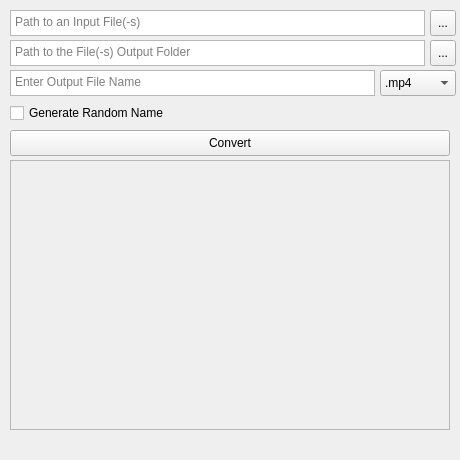
Before: the Qt Designer form project/mainwindow.ui in anthes1s/tengu, drawn with Qt 5.
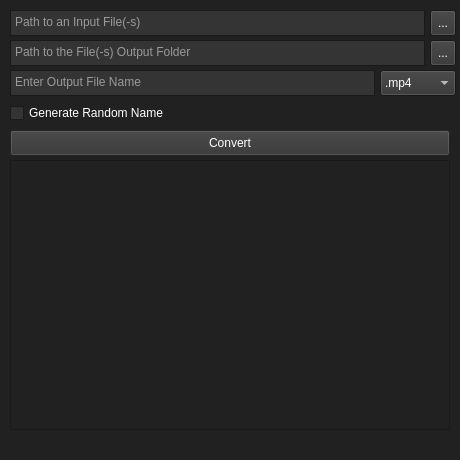
After: the same form once the commit is applied. Icons and pictures are not drawn.

Patch:
```diff
--- a/project/mainwindow.ui
+++ b/project/mainwindow.ui
@@ -28,6 +28,448 @@
     <height>460</height>
    </size>
   </property>
+  <property name="palette">
+   <palette>
+    <active>
+     <colorrole role="WindowText">
+      <brush brushstyle="SolidPattern">
+       <color alpha="255">
+        <red>255</red>
+        <green>255</green>
+        <blue>255</blue>
+       </color>
+      </brush>
+     </colorrole>
+     <colorrole role="Button">
+      <brush brushstyle="SolidPattern">
+       <color alpha="255">
+        <red>52</red>
+        <green>52</green>
+        <blue>52</blue>
+       </color>
+      </brush>
+     </colorrole>
+     <colorrole role="Light">
+      <brush brushstyle="SolidPattern">
+       <color alpha="255">
+        <red>52</red>
+        <green>52</green>
+        <blue>52</blue>
+       </color>
+      </brush>
+     </colorrole>
+     <colorrole role="Midlight">
+      <brush brushstyle="SolidPattern">
+       <color alpha="255">
+        <red>41</red>
+        <green>41</green>
+        <blue>41</blue>
+       </color>
+      </brush>
+     </colorrole>
+     <colorrole role="Dark">
+      <brush brushstyle="SolidPattern">
+       <color alpha="255">
+        <red>16</red>
+        <green>16</green>
+        <blue>16</blue>
+       </color>
+      </brush>
+     </colorrole>
+     <colorrole role="Mid">
+      <brush brushstyle="SolidPattern">
+       <color alpha="255">
+        <red>117</red>
+        <green>117</green>
+        <blue>117</blue>
+       </color>
+      </brush>
+     </colorrole>
+     <colorrole role="Text">
+      <brush brushstyle="SolidPattern">
+       <color alpha="255">
+        <red>255</red>
+        <green>255</green>
+        <blue>255</blue>
+       </color>
+      </brush>
+     </colorrole>
+     <colorrole role="BrightText">
+      <brush brushstyle="SolidPattern">
+       <color alpha="255">
+        <red>255</red>
+        <green>255</green>
+        <blue>255</blue>
+       </color>
+      </brush>
+     </colorrole>
+     <colorrole role="ButtonText">
+      <brush brushstyle="SolidPattern">
+       <color alpha="255">
+        <red>255</red>
+        <green>255</green>
+        <blue>255</blue>
+       </color>
+      </brush>
+     </colorrole>
+     <colorrole role="Base">
+      <brush brushstyle="SolidPattern">
+       <color alpha="255">
+        <red>52</red>
+        <green>52</green>
+        <blue>52</blue>
+       </color>
+      </brush>
+     </colorrole>
+     <colorrole role="Window">
+      <brush brushstyle="SolidPattern">
+       <color alpha="255">
+        <red>33</red>
+        <green>33</green>
+        <blue>33</blue>
+       </color>
+      </brush>
+     </colorrole>
+     <colorrole role="Shadow">
+      <brush brushstyle="SolidPattern">
+       <color alpha="255">
+        <red>0</red>
+        <green>0</green>
+        <blue>0</blue>
+       </color>
+      </brush>
+     </colorrole>
+     <colorrole role="AlternateBase">
+      <brush brushstyle="SolidPattern">
+       <color alpha="255">
+        <red>33</red>
+        <green>33</green>
+        <blue>33</blue>
+       </color>
+      </brush>
+     </colorrole>
+     <colorrole role="ToolTipBase">
+      <brush brushstyle="SolidPattern">
+       <color alpha="255">
+        <red>255</red>
+        <green>255</green>
+        <blue>220</blue>
+       </color>
+      </brush>
+     </colorrole>
+     <colorrole role="ToolTipText">
+      <brush brushstyle="SolidPattern">
+       <color alpha="255">
+        <red>0</red>
+        <green>0</green>
+        <blue>0</blue>
+       </color>
+      </brush>
+     </colorrole>
+     <colorrole role="PlaceholderText">
+      <brush brushstyle="SolidPattern">
+       <color alpha="127">
+        <red>255</red>
+        <green>255</green>
+        <blue>255</blue>
+       </color>
+      </brush>
+     </colorrole>
+    </active>
+    <inactive>
+     <colorrole role="WindowText">
+      <brush brushstyle="SolidPattern">
+       <color alpha="255">
+        <red>255</red>
+        <green>255</green>
+        <blue>255</blue>
+       </color>
+      </brush>
+     </colorrole>
+     <colorrole role="Button">
+      <brush brushstyle="SolidPattern">
+       <color alpha="255">
+        <red>52</red>
+        <green>52</green>
+        <blue>52</blue>
+       </color>
+      </brush>
+     </colorrole>
+     <colorrole role="Light">
+      <brush brushstyle="SolidPattern">
+       <color alpha="255">
+        <red>52</red>
+        <green>52</green>
+        <blue>52</blue>
+       </color>
+      </brush>
+     </colorrole>
+     <colorrole role="Midlight">
+      <brush brushstyle="SolidPattern">
+       <color alpha="255">
+        <red>41</red>
+        <green>41</green>
+        <blue>41</blue>
+       </color>
+      </brush>
+     </colorrole>
+     <colorrole role="Dark">
+      <brush brushstyle="SolidPattern">
+       <color alpha="255">
+        <red>16</red>
+        <green>16</green>
+        <blue>16</blue>
+       </color>
+      </brush>
+     </colorrole>
+     <colorrole role="Mid">
+      <brush brushstyle="SolidPattern">
+       <color alpha="255">
+        <red>117</red>
+        <green>117</green>
+        <blue>117</blue>
+       </color>
+      </brush>
+     </colorrole>
+     <colorrole role="Text">
+      <brush brushstyle="SolidPattern">
+       <color alpha="255">
+        <red>255</red>
+        <green>255</green>
+        <blue>255</blue>
+       </color>
+      </brush>
+     </colorrole>
+     <colorrole role="BrightText">
+      <brush brushstyle="SolidPattern">
+       <color alpha="255">
+        <red>255</red>
+        <green>255</green>
+        <blue>255</blue>
+       </color>
+      </brush>
+     </colorrole>
+     <colorrole role="ButtonText">
+      <brush brushstyle="SolidPattern">
+       <color alpha="255">
+        <red>255</red>
+        <green>255</green>
+        <blue>255</blue>
+       </color>
+      </brush>
+     </colorrole>
+     <colorrole role="Base">
+      <brush brushstyle="SolidPattern">
+       <color alpha="255">
+        <red>52</red>
+        <green>52</green>
+        <blue>52</blue>
+       </color>
+      </brush>
+     </colorrole>
+     <colorrole role="Window">
+      <brush brushstyle="SolidPattern">
+       <color alpha="255">
+        <red>33</red>
+        <green>33</green>
+        <blue>33</blue>
+       </color>
+      </brush>
+     </colorrole>
+     <colorrole role="Shadow">
+      <brush brushstyle="SolidPattern">
+       <color alpha="255">
+        <red>0</red>
+        <green>0</green>
+        <blue>0</blue>
+       </color>
+      </brush>
+     </colorrole>
+     <colorrole role="AlternateBase">
+      <brush brushstyle="SolidPattern">
+       <color alpha="255">
+        <red>33</red>
+        <green>33</green>
+        <blue>33</blue>
+       </color>
+      </brush>
+     </colorrole>
+     <colorrole role="ToolTipBase">
+      <brush brushstyle="SolidPattern">
+       <color alpha="255">
+        <red>255</red>
+        <green>255</green>
+        <blue>220</blue>
+       </color>
+      </brush>
+     </colorrole>
+     <colorrole role="ToolTipText">
+      <brush brushstyle="SolidPattern">
+       <color alpha="255">
+        <red>0</red>
+        <green>0</green>
+        <blue>0</blue>
+       </color>
+      </brush>
+     </colorrole>
+     <colorrole role="PlaceholderText">
+      <brush brushstyle="SolidPattern">
+       <color alpha="127">
+        <red>255</red>
+        <green>255</green>
+        <blue>255</blue>
+       </color>
+      </brush>
+     </colorrole>
+    </inactive>
+    <disabled>
+     <colorrole role="WindowText">
+      <brush brushstyle="SolidPattern">
+       <color alpha="255">
+        <red>16</red>
+        <green>16</green>
+        <blue>16</blue>
+       </color>
+      </brush>
+     </colorrole>
+     <colorrole role="Button">
+      <brush brushstyle="SolidPattern">
+       <color alpha="255">
+        <red>52</red>
+        <green>52</green>
+        <blue>52</blue>
+       </color>
+      </brush>
+     </colorrole>
+     <colorrole role="Light">
+      <brush brushstyle="SolidPattern">
+       <color alpha="255">
+        <red>52</red>
+        <green>52</green>
+        <blue>52</blue>
+       </color>
+      </brush>
+     </colorrole>
+     <colorrole role="Midlight">
+      <brush brushstyle="SolidPattern">
+       <color alpha="255">
+        <red>41</red>
+        <green>41</green>
+        <blue>41</blue>
+       </color>
+      </brush>
+     </colorrole>
+     <colorrole role="Dark">
+      <brush brushstyle="SolidPattern">
+       <color alpha="255">
+        <red>16</red>
+        <green>16</green>
+        <blue>16</blue>
+       </color>
+      </brush>
+     </colorrole>
+     <colorrole role="Mid">
+      <brush brushstyle="SolidPattern">
+       <color alpha="255">
+        <red>117</red>
+        <green>117</green>
+        <blue>117</blue>
+       </color>
+      </brush>
+     </colorrole>
+     <colorrole role="Text">
+      <brush brushstyle="SolidPattern">
+       <color alpha="255">
+        <red>16</red>
+        <green>16</green>
+        <blue>16</blue>
+       </color>
+      </brush>
+     </colorrole>
+     <colorrole role="BrightText">
+      <brush brushstyle="SolidPattern">
+       <color alpha="255">
+        <red>255</red>
+        <green>255</green>
+        <blue>255</blue>
+       </color>
+      </brush>
+     </colorrole>
+     <colorrole role="ButtonText">
+      <brush brushstyle="SolidPattern">
+       <color alpha="255">
+        <red>16</red>
+        <green>16</green>
+        <blue>16</blue>
+       </color>
+      </brush>
+     </colorrole>
+     <colorrole role="Base">
+      <brush brushstyle="SolidPattern">
+       <color alpha="255">
+        <red>33</red>
+        <green>33</green>
+        <blue>33</blue>
+       </color>
+      </brush>
+     </colorrole>
+     <colorrole role="Window">
+      <brush brushstyle="SolidPattern">
+       <color alpha="255">
+        <red>33</red>
+        <green>33</green>
+        <blue>33</blue>
+       </color>
+      </brush>
+     </colorrole>
+     <colorrole role="Shadow">
+      <brush brushstyle="SolidPattern">
+       <color alpha="255">
+        <red>0</red>
+        <green>0</green>
+        <blue>0</blue>
+       </color>
+      </brush>
+     </colorrole>
+     <colorrole role="AlternateBase">
+      <brush brushstyle="SolidPattern">
+       <color alpha="255">
+        <red>33</red>
+        <green>33</green>
+        <blue>33</blue>
+       </color>
+      </brush>
+     </colorrole>
+     <colorrole role="ToolTipBase">
+      <brush brushstyle="SolidPattern">
+       <color alpha="255">
+        <red>255</red>
+        <green>255</green>
+        <blue>220</blue>
+       </color>
+      </brush>
+     </colorrole>
+     <colorrole role="ToolTipText">
+      <brush brushstyle="SolidPattern">
+       <color alpha="255">
+        <red>0</red>
+        <green>0</green>
+        <blue>0</blue>
+       </color>
+      </brush>
+     </colorrole>
+     <colorrole role="PlaceholderText">
+      <brush brushstyle="SolidPattern">
+       <color alpha="127">
+        <red>16</red>
+        <green>16</green>
+        <blue>16</blue>
+       </color>
+      </brush>
+     </colorrole>
+    </disabled>
+   </palette>
+  </property>
   <property name="windowTitle">
    <string>tengu</string>
   </property>
@@ -163,6 +605,448 @@
       <height>26</height>
      </rect>
     </property>
+    <property name="palette">
+     <palette>
+      <active>
+       <colorrole role="WindowText">
+        <brush brushstyle="SolidPattern">
+         <color alpha="255">
+          <red>255</red>
+          <green>255</green>
+          <blue>255</blue>
+         </color>
+        </brush>
+       </colorrole>
+       <colorrole role="Button">
+        <brush brushstyle="SolidPattern">
+         <color alpha="255">
+          <red>52</red>
+          <green>52</green>
+          <blue>52</blue>
+         </color>
+        </brush>
+       </colorrole>
+       <colorrole role="Light">
+        <brush brushstyle="SolidPattern">
+         <color alpha="255">
+          <red>78</red>
+          <green>78</green>
+          <blue>78</blue>
+         </color>
+        </brush>
+       </colorrole>
+       <colorrole role="Midlight">
+        <brush brushstyle="SolidPattern">
+         <color alpha="255">
+          <red>65</red>
+          <green>65</green>
+          <blue>65</blue>
+         </color>
+        </brush>
+       </colorrole>
+       <colorrole role="Dark">
+        <brush brushstyle="SolidPattern">
+         <color alpha="255">
+          <red>26</red>
+          <green>26</green>
+          <blue>26</blue>
+         </color>
+        </brush>
+       </colorrole>
+       <colorrole role="Mid">
+        <brush brushstyle="SolidPattern">
+         <color alpha="255">
+          <red>35</red>
+          <green>35</green>
+          <blue>35</blue>
+         </color>
+        </brush>
+       </colorrole>
+       <colorrole role="Text">
+        <brush brushstyle="SolidPattern">
+         <color alpha="255">
+          <red>255</red>
+          <green>255</green>
+          <blue>255</blue>
+         </color>
+        </brush>
+       </colorrole>
+       <colorrole role="BrightText">
+        <brush brushstyle="SolidPattern">
+         <color alpha="255">
+          <red>255</red>
+          <green>255</green>
+          <blue>255</blue>
+         </color>
+        </brush>
+       </colorrole>
+       <colorrole role="ButtonText">
+        <brush brushstyle="SolidPattern">
+         <color alpha="255">
+          <red>255</red>
+          <green>255</green>
+          <blue>255</blue>
+         </color>
+        </brush>
+       </colorrole>
+       <colorrole role="Base">
+        <brush brushstyle="SolidPattern">
+         <color alpha="255">
+          <red>0</red>
+          <green>0</green>
+          <blue>0</blue>
+         </color>
+        </brush>
+       </colorrole>
+       <colorrole role="Window">
+        <brush brushstyle="SolidPattern">
+         <color alpha="255">
+          <red>52</red>
+          <green>52</green>
+          <blue>52</blue>
+         </color>
+        </brush>
+       </colorrole>
+       <colorrole role="Shadow">
+        <brush brushstyle="SolidPattern">
+         <color alpha="255">
+          <red>0</red>
+          <green>0</green>
+          <blue>0</blue>
+         </color>
+        </brush>
+       </colorrole>
+       <colorrole role="AlternateBase">
+        <brush brushstyle="SolidPattern">
+         <color alpha="255">
+          <red>26</red>
+          <green>26</green>
+          <blue>26</blue>
+         </color>
+        </brush>
+       </colorrole>
+       <colorrole role="ToolTipBase">
+        <brush brushstyle="SolidPattern">
+         <color alpha="255">
+          <red>255</red>
+          <green>255</green>
+          <blue>220</blue>
+         </color>
+        </brush>
+       </colorrole>
+       <colorrole role="ToolTipText">
+        <brush brushstyle="SolidPattern">
+         <color alpha="255">
+          <red>0</red>
+          <green>0</green>
+          <blue>0</blue>
+         </color>
+        </brush>
+       </colorrole>
+       <colorrole role="PlaceholderText">
+        <brush brushstyle="SolidPattern">
+         <color alpha="127">
+          <red>255</red>
+          <green>255</green>
+          <blue>255</blue>
+         </color>
+        </brush>
+       </colorrole>
+      </active>
+      <inactive>
+       <colorrole role="WindowText">
+        <brush brushstyle="SolidPattern">
+         <color alpha="255">
+          <red>255</red>
+          <green>255</green>
+          <blue>255</blue>
+         </color>
+        </brush>
+       </colorrole>
+       <colorrole role="Button">
+        <brush brushstyle="SolidPattern">
+         <color alpha="255">
+          <red>52</red>
+          <green>52</green>
+          <blue>52</blue>
+         </color>
+        </brush>
+       </colorrole>
+       <colorrole role="Light">
+        <brush brushstyle="SolidPattern">
+         <color alpha="255">
+          <red>78</red>
+          <green>78</green>
+          <blue>78</blue>
+         </color>
+        </brush>
+       </colorrole>
+       <colorrole role="Midlight">
+        <brush brushstyle="SolidPattern">
+         <color alpha="255">
+          <red>65</red>
+          <green>65</green>
+          <blue>65</blue>
+         </color>
+        </brush>
+       </colorrole>
+       <colorrole role="Dark">
+        <brush brushstyle="SolidPattern">
+         <color alpha="255">
+          <red>26</red>
+          <green>26</green>
+          <blue>26</blue>
+         </color>
+        </brush>
+       </colorrole>
+       <colorrole role="Mid">
+        <brush brushstyle="SolidPattern">
+         <color alpha="255">
+          <red>35</red>
+          <green>35</green>
+          <blue>35</blue>
+         </color>
+        </brush>
+       </colorrole>
+       <colorrole role="Text">
+        <brush brushstyle="SolidPattern">
+         <color alpha="255">
+          <red>255</red>
+          <green>255</green>
+          <blue>255</blue>
+         </color>
+        </brush>
+       </colorrole>
+       <colorrole role="BrightText">
+        <brush brushstyle="SolidPattern">
+         <color alpha="255">
+          <red>255</red>
+          <green>255</green>
+          <blue>255</blue>
+         </color>
+        </brush>
+       </colorrole>
+       <colorrole role="ButtonText">
+        <brush brushstyle="SolidPattern">
+         <color alpha="255">
+          <red>255</red>
+          <green>255</green>
+          <blue>255</blue>
+         </color>
+        </brush>
+       </colorrole>
+       <colorrole role="Base">
+        <brush brushstyle="SolidPattern">
+         <color alpha="255">
+          <red>0</red>
+          <green>0</green>
+          <blue>0</blue>
+         </color>
+        </brush>
+       </colorrole>
+       <colorrole role="Window">
+        <brush brushstyle="SolidPattern">
+         <color alpha="255">
+          <red>52</red>
+          <green>52</green>
+          <blue>52</blue>
+         </color>
+        </brush>
+       </colorrole>
+       <colorrole role="Shadow">
+        <brush brushstyle="SolidPattern">
+         <color alpha="255">
+          <red>0</red>
+          <green>0</green>
+          <blue>0</blue>
+         </color>
+        </brush>
+       </colorrole>
+       <colorrole role="AlternateBase">
+        <brush brushstyle="SolidPattern">
+         <color alpha="255">
+          <red>26</red>
+          <green>26</green>
+          <blue>26</blue>
+         </color>
+        </brush>
+       </colorrole>
+       <colorrole role="ToolTipBase">
+        <brush brushstyle="SolidPattern">
+         <color alpha="255">
+          <red>255</red>
+          <green>255</green>
+          <blue>220</blue>
+         </color>
+        </brush>
+       </colorrole>
+       <colorrole role="ToolTipText">
+        <brush brushstyle="SolidPattern">
+         <color alpha="255">
+          <red>0</red>
+          <green>0</green>
+          <blue>0</blue>
+         </color>
+        </brush>
+       </colorrole>
+       <colorrole role="PlaceholderText">
+        <brush brushstyle="SolidPattern">
+         <color alpha="127">
+          <red>255</red>
+          <green>255</green>
+          <blue>255</blue>
+         </color>
+        </brush>
+       </colorrole>
+      </inactive>
+      <disabled>
+       <colorrole role="WindowText">
+        <brush brushstyle="SolidPattern">
+         <color alpha="255">
+          <red>26</red>
+          <green>26</green>
+          <blue>26</blue>
+         </color>
+        </brush>
+       </colorrole>
+       <colorrole role="Button">
+        <brush brushstyle="SolidPattern">
+         <color alpha="255">
+          <red>52</red>
+          <green>52</green>
+          <blue>52</blue>
+         </color>
+        </brush>
+       </colorrole>
+       <colorrole role="Light">
+        <brush brushstyle="SolidPattern">
+         <color alpha="255">
+          <red>78</red>
+          <green>78</green>
+          <blue>78</blue>
+         </color>
+        </brush>
+       </colorrole>
+       <colorrole role="Midlight">
+        <brush brushstyle="SolidPattern">
+         <color alpha="255">
+          <red>65</red>
+          <green>65</green>
+          <blue>65</blue>
+         </color>
+        </brush>
+       </colorrole>
+       <colorrole role="Dark">
+        <brush brushstyle="SolidPattern">
+         <color alpha="255">
+          <red>26</red>
+          <green>26</green>
+          <blue>26</blue>
+         </color>
+        </brush>
+       </colorrole>
+       <colorrole role="Mid">
+        <brush brushstyle="SolidPattern">
+         <color alpha="255">
+          <red>35</red>
+          <green>35</green>
+          <blue>35</blue>
+         </color>
+        </brush>
+       </colorrole>
+       <colorrole role="Text">
+        <brush brushstyle="SolidPattern">
+         <color alpha="255">
+          <red>26</red>
+          <green>26</green>
+          <blue>26</blue>
+         </color>
+        </brush>
+       </colorrole>
+       <colorrole role="BrightText">
+        <brush brushstyle="SolidPattern">
+         <color alpha="255">
+          <red>255</red>
+          <green>255</green>
+          <blue>255</blue>
+         </color>
+        </brush>
+       </colorrole>
+       <colorrole role="ButtonText">
+        <brush brushstyle="SolidPattern">
+         <color alpha="255">
+          <red>26</red>
+          <green>26</green>
+          <blue>26</blue>
+         </color>
+        </brush>
+       </colorrole>
+       <colorrole role="Base">
+        <brush brushstyle="SolidPattern">
+         <color alpha="255">
+          <red>52</red>
+          <green>52</green>
+          <blue>52</blue>
+         </color>
+        </brush>
+       </colorrole>
+       <colorrole role="Window">
+        <brush brushstyle="SolidPattern">
+         <color alpha="255">
+          <red>52</red>
+          <green>52</green>
+          <blue>52</blue>
+         </color>
+        </brush>
+       </colorrole>
+       <colorrole role="Shadow">
+        <brush brushstyle="SolidPattern">
+         <color alpha="255">
+          <red>0</red>
+          <green>0</green>
+          <blue>0</blue>
+         </color>
+        </brush>
+       </colorrole>
+       <colorrole role="AlternateBase">
+        <brush brushstyle="SolidPattern">
+         <color alpha="255">
+          <red>52</red>
+          <green>52</green>
+          <blue>52</blue>
+         </color>
+        </brush>
+       </colorrole>
+       <colorrole role="ToolTipBase">
+        <brush brushstyle="SolidPattern">
+         <color alpha="255">
+          <red>255</red>
+          <green>255</green>
+          <blue>220</blue>
+         </color>
+        </brush>
+       </colorrole>
+       <colorrole role="ToolTipText">
+        <brush brushstyle="SolidPattern">
+         <color alpha="255">
+          <red>0</red>
+          <green>0</green>
+          <blue>0</blue>
+         </color>
+        </brush>
+       </colorrole>
+       <colorrole role="PlaceholderText">
+        <brush brushstyle="SolidPattern">
+         <color alpha="127">
+          <red>26</red>
+          <green>26</green>
+          <blue>26</blue>
+         </color>
+        </brush>
+       </colorrole>
+      </disabled>
+     </palette>
+    </property>
     <property name="text">
      <string>Convert</string>
     </property>
```
